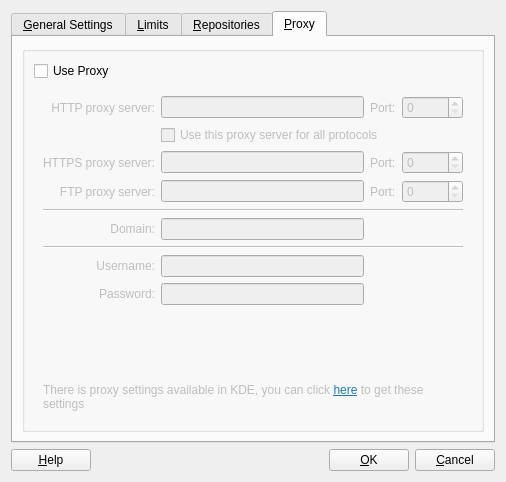
Qt form kde/package-manager/manager/ui/settingsdialog.ui (pars-linux/uludag) before a commit.
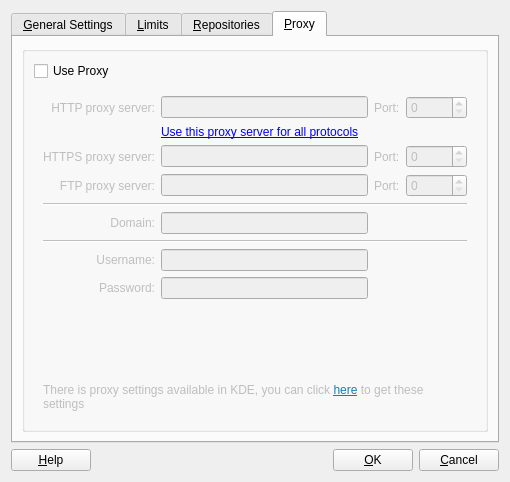
The same form after that commit. The open tabs and pages were chosen to show the change. Icons and pictures are not drawn.

Diff of the .ui file:
```diff
--- a/kde/package-manager/manager/ui/settingsdialog.ui
+++ b/kde/package-manager/manager/ui/settingsdialog.ui
@@ -6,7 +6,7 @@
    <rect>
     <x>0</x>
     <y>0</y>
-    <width>465</width>
+    <width>510</width>
     <height>482</height>
    </rect>
   </property>
@@ -688,16 +688,6 @@
                </property>
               </widget>
              </item>
-             <item row="1" column="1" colspan="3">
-              <widget class="QCheckBox" name="useHttpForAll">
-               <property name="text">
-                <string>Use this proxy server for all protocols</string>
-               </property>
-               <property name="checked">
-                <bool>false</bool>
-               </property>
-              </widget>
-             </item>
              <item row="2" column="0">
               <widget class="QLabel" name="label_3">
                <property name="text">
@@ -848,6 +838,13 @@
                </property>
               </widget>
              </item>
+             <item row="1" column="1" colspan="3">
+              <widget class="QLabel" name="useHttpForAll">
+               <property name="text">
+                <string>&lt;a href=#&gt;Use this proxy server for all protocols&lt;/a&gt;</string>
+               </property>
+              </widget>
+             </item>
             </layout>
            </widget>
           </item>
```
Left out of the diff: 2 changed lines with no effect on the pictures.
